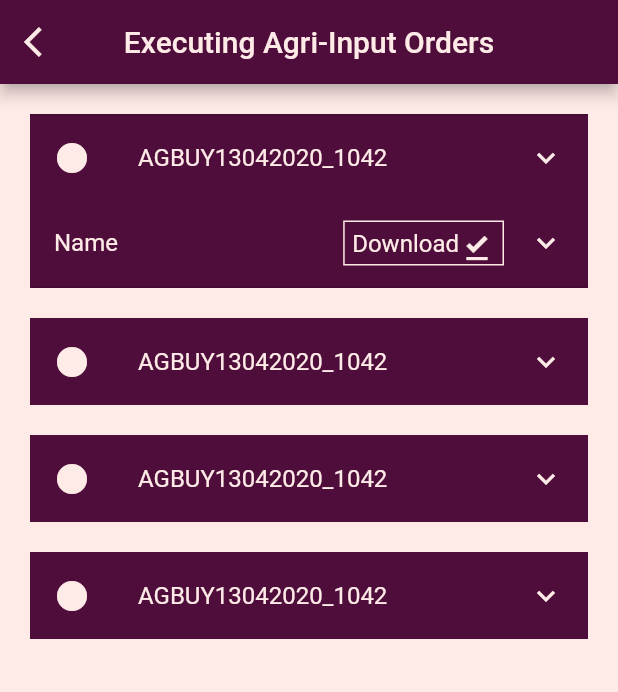
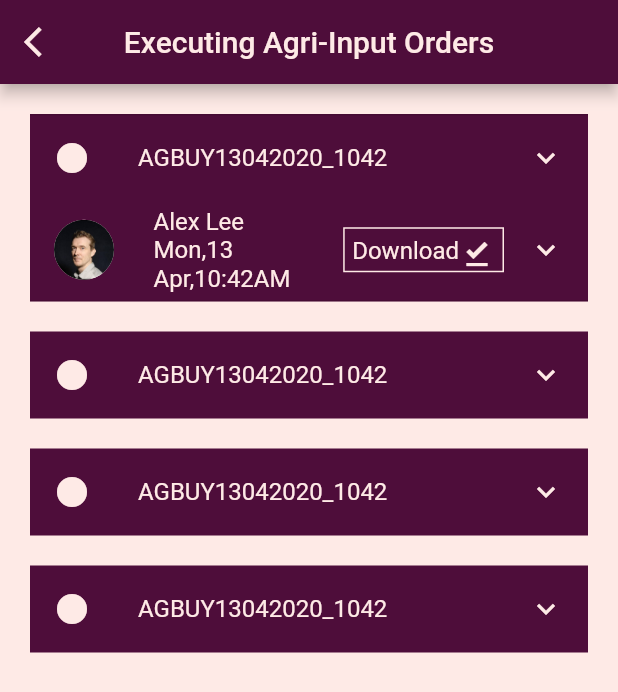
Before and after one commit to Su-Ruchi/project, a Flutter app: the AgriInputRequest screen opened directly, after a tap on "AGBUY13042020_1042", on a phone screen of 412 x 824 dp. Shown: the top 692 px of the screen. Run offline on Flutter 3.47's test engine with Material 2 defaults, Android fonts, the phone set to English and light mode, and no system bars; our stand-ins replace flutter_slidable, rxdart.

Commit message:
Some change

```diff
--- a/lib/agriInputRequest.dart
+++ b/lib/agriInputRequest.dart
@@ -72,19 +72,28 @@ class _AgriInputRequestState extends State<AgriInputRequest> {
                       title: Row(
                       mainAxisAlignment: MainAxisAlignment.spaceBetween,
                       children: [
+                        CircleAvatar(
+                          backgroundColor: backgroundColor,
+                          backgroundImage: AssetImage("asset/image/image.jpeg"),
+                        ),
 
-                        Text("Name",
+                        Container(
+                          width: 100,
+                          child: Text("Alex Lee \nMon,13 Apr,10:42AM",
                           style: TextStyle(
                             color: backgroundColor,
                           ),),
+                        ),
                         Container(
                           height: 30,
                          padding: EdgeInsets.all(5),
                           decoration: BoxDecoration(
                             border: Border.all(color: backgroundColor)
                           ),
+
                           child: Row(
                             children: [
+
                               Text("Download",
                                 style: TextStyle(
                                   color: backgroundColor,
--- a/pubspec.yaml
+++ b/pubspec.yaml
@@ -51,13 +51,11 @@ flutter:
 
   # To add assets to your application, add an assets section, like this:
   assets:
-    - asset/image/seed.jpg
-    - asset/image/nutrient.jpg
     - asset/image/Pesticide.png
-    - asset/image/Growing Medium.jpg
     - asset/image/seed_t.png
     - asset/image/nutrient_t.png
     - asset/image/growing_t.png
+    - asset/image/image.jpeg
   #   - images/a_dot_ham.jpeg
 
   # An image asset can refer to one or more resolution-specific "variants", see
```
Also changed, not shown: lib/agriInputMaster.dart (deleted, +0 -21 lines), asset/image/image.jpeg (added). Lines whose indentation alone changed are shown as unchanged.
